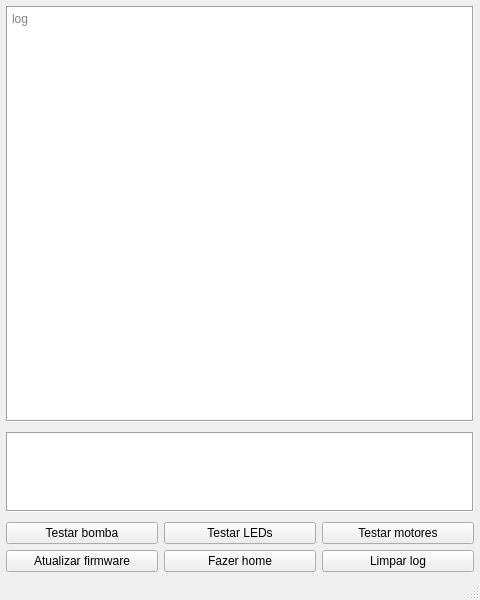
This is qtester.ui in iniw/lucas_tester as Qt 5 draws it before an edit. The edited form follows.
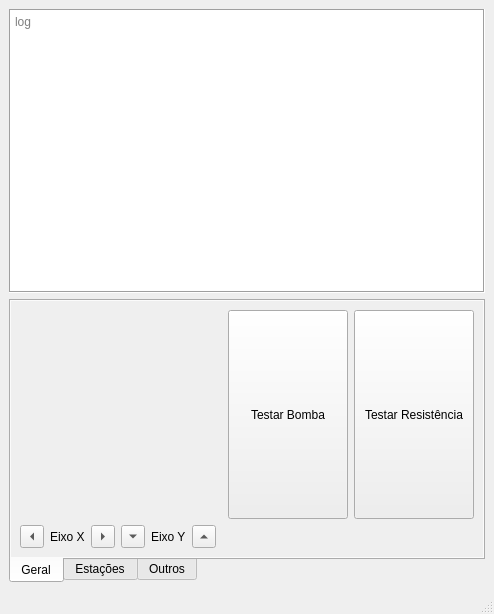
This is the edited form.

Commit message: update with feedback

Patch:
```diff
--- a/qtester.ui
+++ b/qtester.ui
@@ -6,8 +6,8 @@
    <rect>
     <x>0</x>
     <y>0</y>
-    <width>480</width>
-    <height>600</height>
+    <width>494</width>
+    <height>614</height>
    </rect>
   </property>
   <property name="sizePolicy">
@@ -23,10 +23,10 @@
    </size>
   </property>
   <property name="windowTitle">
-   <string>lucas logger</string>
+   <string>lucas tester</string>
   </property>
   <property name="autoFillBackground">
-   <bool>true</bool>
+   <bool>false</bool>
   </property>
   <property name="animated">
    <bool>false</bool>
@@ -34,6 +34,9 @@
   <property name="documentMode">
    <bool>false</bool>
   </property>
+  <property name="tabShape">
+   <enum>QTabWidget::Rounded</enum>
+  </property>
   <property name="dockNestingEnabled">
    <bool>false</bool>
   </property>
@@ -57,29 +60,17 @@
     </size>
    </property>
    <property name="autoFillBackground">
-    <bool>true</bool>
+    <bool>false</bool>
    </property>
-   <layout class="QVBoxLayout" name="verticalLayout">
-    <property name="spacing">
-     <number>10</number>
-    </property>
-    <property name="sizeConstraint">
-     <enum>QLayout::SetDefaultConstraint</enum>
-    </property>
-    <property name="leftMargin">
-     <number>6</number>
-    </property>
-    <property name="topMargin">
-     <number>6</number>
-    </property>
-    <property name="rightMargin">
-     <number>6</number>
-    </property>
-    <property name="bottomMargin">
-     <number>6</number>
-    </property>
-    <item>
+   <layout class="QGridLayout" name="gridLayout">
+    <item row="0" column="0">
      <widget class="QTextEdit" name="logSerial">
+      <property name="sizePolicy">
+       <sizepolicy hsizetype="Preferred" vsizetype="Preferred">
+        <horstretch>0</horstretch>
+        <verstretch>0</verstretch>
+       </sizepolicy>
+      </property>
       <property name="frameShape">
        <enum>QFrame::Box</enum>
       </property>
@@ -94,110 +85,358 @@
       </property>
      </widget>
     </item>
-    <item>
-     <widget class="QPlainTextEdit" name="userInput">
+    <item row="1" column="0">
+     <widget class="QTabWidget" name="tabWidget">
+      <property name="enabled">
+       <bool>true</bool>
+      </property>
       <property name="sizePolicy">
        <sizepolicy hsizetype="Preferred" vsizetype="Preferred">
         <horstretch>0</horstretch>
         <verstretch>0</verstretch>
        </sizepolicy>
       </property>
-      <property name="maximumSize">
-       <size>
-        <width>16777215</width>
-        <height>80</height>
-       </size>
-      </property>
-      <property name="focusPolicy">
-       <enum>Qt::StrongFocus</enum>
+      <property name="layoutDirection">
+       <enum>Qt::LeftToRight</enum>
       </property>
       <property name="autoFillBackground">
-       <bool>false</bool>
+       <bool>true</bool>
       </property>
-      <property name="frameShape">
-       <enum>QFrame::Box</enum>
+      <property name="tabPosition">
+       <enum>QTabWidget::South</enum>
       </property>
-      <property name="frameShadow">
-       <enum>QFrame::Sunken</enum>
+      <property name="tabShape">
+       <enum>QTabWidget::Rounded</enum>
       </property>
-      <property name="documentTitle">
-       <string/>
+      <property name="currentIndex">
+       <number>0</number>
       </property>
-      <property name="lineWrapMode">
-       <enum>QPlainTextEdit::NoWrap</enum>
+      <property name="elideMode">
+       <enum>Qt::ElideNone</enum>
       </property>
-      <property name="plainText">
-       <string/>
+      <property name="documentMode">
+       <bool>false</bool>
       </property>
-      <property name="placeholderText">
-       <string>input</string>
+      <property name="tabsClosable">
+       <bool>false</bool>
       </property>
-     </widget>
-    </item>
-    <item>
-     <widget class="QWidget" name="widget" native="true">
-      <layout class="QGridLayout" name="gridLayout">
-       <property name="leftMargin">
-        <number>0</number>
+      <property name="movable">
+       <bool>false</bool>
+      </property>
+      <property name="tabBarAutoHide">
+       <bool>false</bool>
+      </property>
+      <widget class="QWidget" name="geral">
+       <property name="autoFillBackground">
+        <bool>true</bool>
        </property>
-       <property name="topMargin">
-        <number>0</number>
+       <attribute name="title">
+        <string>Geral</string>
+       </attribute>
+       <layout class="QGridLayout" name="gridLayout_2">
+        <item row="0" column="4">
+         <widget class="QPushButton" name="pushButton_2">
+          <property name="sizePolicy">
+           <sizepolicy hsizetype="Expanding" vsizetype="Expanding">
+            <horstretch>0</horstretch>
+            <verstretch>0</verstretch>
+           </sizepolicy>
+          </property>
+          <property name="text">
+           <string>Testar Resistência</string>
+          </property>
+         </widget>
+        </item>
+        <item row="2" column="0">
+         <widget class="QWidget" name="widget_3" native="true">
+          <layout class="QHBoxLayout" name="horizontalLayout_10">
+           <property name="spacing">
+            <number>6</number>
+           </property>
+           <property name="leftMargin">
+            <number>0</number>
+           </property>
+           <property name="topMargin">
+            <number>0</number>
+           </property>
+           <property name="rightMargin">
+            <number>0</number>
+           </property>
+           <property name="bottomMargin">
+            <number>0</number>
+           </property>
+           <item>
+            <widget class="QWidget" name="widget_5" native="true">
+             <property name="sizePolicy">
+              <sizepolicy hsizetype="Preferred" vsizetype="Preferred">
+               <horstretch>0</horstretch>
+               <verstretch>0</verstretch>
+              </sizepolicy>
+             </property>
+             <layout class="QHBoxLayout" name="horizontalLayout_9">
+              <property name="spacing">
+               <number>6</number>
+              </property>
+              <property name="leftMargin">
+               <number>0</number>
+              </property>
+              <property name="topMargin">
+               <number>0</number>
+              </property>
+              <property name="rightMargin">
+               <number>0</number>
+              </property>
+              <property name="bottomMargin">
+               <number>0</number>
+              </property>
+              <item>
+               <widget class="QToolButton" name="toolButton_17">
+                <property name="sizePolicy">
+                 <sizepolicy hsizetype="Preferred" vsizetype="Preferred">
+                  <horstretch>0</horstretch>
+                  <verstretch>0</verstretch>
+                 </sizepolicy>
+                </property>
+                <property name="text">
+                 <string>...</string>
+                </property>
+                <property name="arrowType">
+                 <enum>Qt::LeftArrow</enum>
+                </property>
+               </widget>
+              </item>
+              <item>
+               <widget class="QLabel" name="label_9">
+                <property name="sizePolicy">
+                 <sizepolicy hsizetype="Maximum" vsizetype="Preferred">
+                  <horstretch>0</horstretch>
+                  <verstretch>0</verstretch>
+                 </sizepolicy>
+                </property>
+                <property name="text">
+                 <string>Eixo X</string>
+                </property>
+               </widget>
+              </item>
+              <item>
+               <widget class="QToolButton" name="toolButton_18">
+                <property name="sizePolicy">
+                 <sizepolicy hsizetype="Preferred" vsizetype="Preferred">
+                  <horstretch>0</horstretch>
+                  <verstretch>0</verstretch>
+                 </sizepolicy>
+                </property>
+                <property name="text">
+                 <string>...</string>
+                </property>
+                <property name="arrowType">
+                 <enum>Qt::RightArrow</enum>
+                </property>
+               </widget>
+              </item>
+             </layout>
+            </widget>
+           </item>
+           <item>
+            <widget class="QWidget" name="widget_4" native="true">
+             <property name="sizePolicy">
+              <sizepolicy hsizetype="Preferred" vsizetype="Preferred">
+               <horstretch>0</horstretch>
+               <verstretch>0</verstretch>
+              </sizepolicy>
+             </property>
+             <layout class="QHBoxLayout" name="horizontalLayout_8">
+              <property name="spacing">
+               <number>6</number>
+              </property>
+              <property name="leftMargin">
+               <number>0</number>
+              </property>
+              <property name="topMargin">
+               <number>0</number>
+              </property>
+              <property name="rightMargin">
+               <number>0</number>
+              </property>
+              <property name="bottomMargin">
+               <number>0</number>
+              </property>
+              <item>
+               <widget class="QToolButton" name="toolButton_15">
+                <property name="sizePolicy">
+                 <sizepolicy hsizetype="Preferred" vsizetype="Preferred">
+                  <horstretch>0</horstretch>
+                  <verstretch>0</verstretch>
+                 </sizepolicy>
+                </property>
+                <property name="text">
+                 <string>...</string>
+                </property>
+                <property name="arrowType">
+                 <enum>Qt::DownArrow</enum>
+                </property>
+               </widget>
+              </item>
+              <item>
+               <widget class="QLabel" name="label_8">
+                <property name="sizePolicy">
+                 <sizepolicy hsizetype="Maximum" vsizetype="Preferred">
+                  <horstretch>0</horstretch>
+                  <verstretch>0</verstretch>
+                 </sizepolicy>
+                </property>
+                <property name="text">
+                 <string>Eixo Y</string>
+                </property>
+               </widget>
+              </item>
+              <item>
+               <widget class="QToolButton" name="toolButton_16">
+                <property name="sizePolicy">
+                 <sizepolicy hsizetype="Preferred" vsizetype="Preferred">
+                  <horstretch>0</horstretch>
+                  <verstretch>0</verstretch>
+                 </sizepolicy>
+                </property>
+                <property name="text">
+                 <string>...</string>
+                </property>
+                <property name="arrowType">
+                 <enum>Qt::UpArrow</enum>
+                </property>
+               </widget>
+              </item>
+             </layout>
+            </widget>
+           </item>
+          </layout>
+         </widget>
+        </item>
+        <item row="0" column="2">
+         <widget class="QWidget" name="widget" native="true"/>
+        </item>
+        <item row="0" column="3">
+         <widget class="QPushButton" name="pushButton_3">
+          <property name="sizePolicy">
+           <sizepolicy hsizetype="Expanding" vsizetype="Expanding">
+            <horstretch>0</horstretch>
+            <verstretch>0</verstretch>
+           </sizepolicy>
+          </property>
+          <property name="text">
+           <string>Testar Bomba</string>
+          </property>
+         </widget>
+        </item>
+       </layout>
+      </widget>
+      <widget class="QWidget" name="estacao_1">
+       <property name="autoFillBackground">
+        <bool>false</bool>
        </property>
-       <property name="rightMargin">
-        <number>0</number>
-       </property>
-       <property name="bottomMargin">
-        <number>0</number>
-       </property>
-       <item row="0" column="0">
-        <widget class="QPushButton" name="testPump">
-         <property name="text">
-          <string>Testar bomba</string>
-         </property>
-         <property name="autoDefault">
-          <bool>false</bool>
-         </property>
-         <property name="flat">
-          <bool>false</bool>
-         </property>
-        </widget>
-       </item>
-       <item row="0" column="2">
-        <widget class="QPushButton" name="testMotors">
-         <property name="text">
-          <string>Testar motores</string>
-         </property>
-        </widget>
-       </item>
-       <item row="0" column="1">
-        <widget class="QPushButton" name="testLEDs">
-         <property name="text">
-          <string>Testar LEDs</string>
-         </property>
-        </widget>
-       </item>
-       <item row="1" column="0">
-        <widget class="QPushButton" name="updateFirmware">
-         <property name="text">
-          <string>Atualizar firmware</string>
-         </property>
-        </widget>
-       </item>
-       <item row="1" column="1">
-        <widget class="QPushButton" name="home">
-         <property name="text">
-          <string>Fazer home</string>
-         </property>
-        </widget>
-       </item>
-       <item row="1" column="2">
-        <widget class="QPushButton" name="clearLogSerial">
-         <property name="text">
-          <string>Limpar log</string>
-         </property>
-        </widget>
-       </item>
-      </layout>
+       <attribute name="title">
+        <string>Estações</string>
+       </attribute>
+       <layout class="QGridLayout" name="gridLayout_4">
+        <item row="1" column="0">
+         <widget class="QPushButton" name="pushButton_5">
+          <property name="sizePolicy">
+           <sizepolicy hsizetype="Expanding" vsizetype="Expanding">
+            <horstretch>0</horstretch>
+            <verstretch>0</verstretch>
+           </sizepolicy>
+          </property>
+          <property name="text">
+           <string>Testar Led Botão</string>
+          </property>
+         </widget>
+        </item>
+        <item row="0" column="0" colspan="2">
+         <widget class="QComboBox" name="comboBox">
+          <property name="editable">
+           <bool>false</bool>
+          </property>
+          <property name="currentText">
+           <string/>
+          </property>
+          <property name="placeholderText">
+           <string>Selecionar Estação</string>
+          </property>
+          <property name="duplicatesEnabled">
+           <bool>false</bool>
+          </property>
+          <property name="frame">
+           <bool>true</bool>
+          </property>
+          <item>
+           <property name="text">
+            <string>Estação 1</string>
+           </property>
+          </item>
+          <item>
+           <property name="text">
+            <string>Estação 2</string>
+           </property>
+          </item>
+          <item>
+           <property name="text">
+            <string>Estação 3</string>
+           </property>
+          </item>
+          <item>
+           <property name="text">
+            <string>Estação 4</string>
+           </property>
+          </item>
+          <item>
+           <property name="text">
+            <string>Estação 5</string>
+           </property>
+          </item>
+         </widget>
+        </item>
+        <item row="1" column="1">
+         <widget class="QPushButton" name="pushButton_6">
+          <property name="sizePolicy">
+           <sizepolicy hsizetype="Expanding" vsizetype="Expanding">
+            <horstretch>0</horstretch>
+            <verstretch>0</verstretch>
+           </sizepolicy>
+          </property>
+          <property name="text">
+           <string>Testar PowerLed</string>
+          </property>
+         </widget>
+        </item>
+       </layout>
+      </widget>
+      <widget class="QWidget" name="tab">
+       <attribute name="title">
+        <string>Outros</string>
+       </attribute>
+       <layout class="QGridLayout" name="gridLayout_3">
+        <item row="0" column="0">
+         <widget class="QPlainTextEdit" name="userInput">
+          <property name="frameShape">
+           <enum>QFrame::Box</enum>
+          </property>
+          <property name="frameShadow">
+           <enum>QFrame::Sunken</enum>
+          </property>
+          <property name="placeholderText">
+           <string>input manual</string>
+          </property>
+         </widget>
+        </item>
+        <item row="1" column="0">
+         <widget class="QPushButton" name="clearLogSerial">
+          <property name="text">
+           <string>Limpar Log</string>
+          </property>
+         </widget>
+        </item>
+       </layout>
+      </widget>
      </widget>
     </item>
    </layout>
```
The commit also changes 1 other file.
